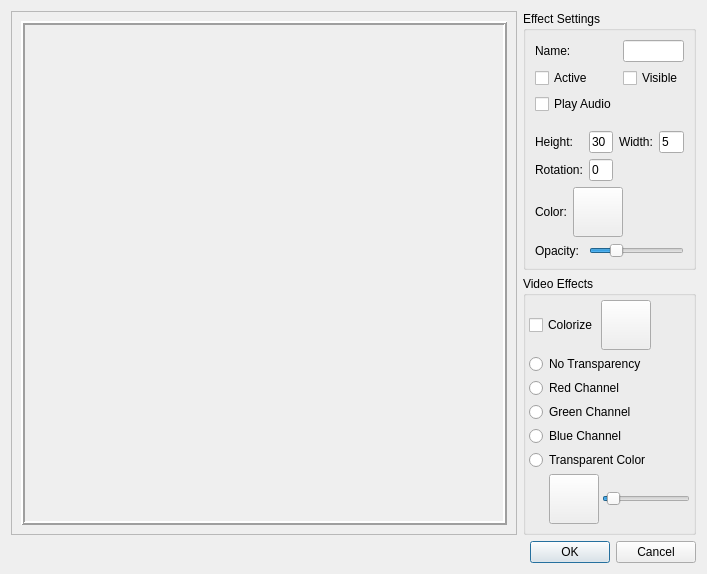
First picture: the form in DMHelper/src/battledialogeffectsettingsobjectvideo.ui, repository MMetze/DMHelper, before the edit.
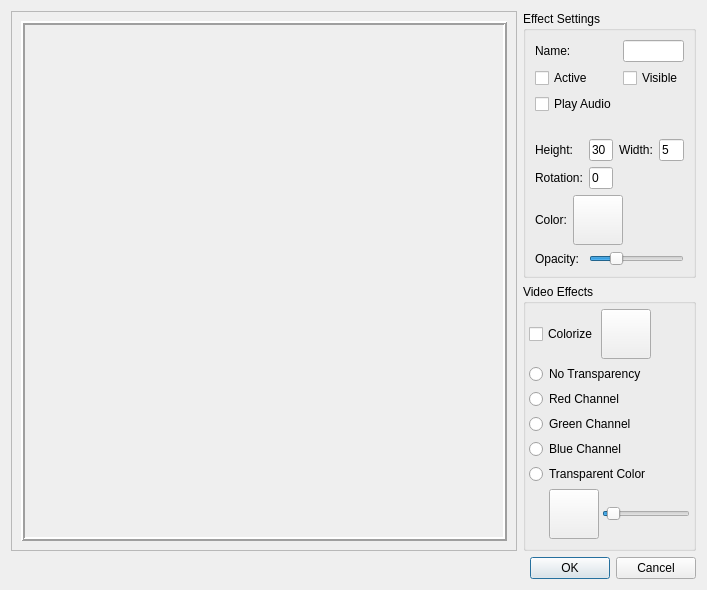
Second picture: the form after the edit. Icons and pictures are not drawn. Custom widgets are drawn as their Qt base class.

Commit message: Fixed colorization checkbox

What changed in the file:
```diff
--- a/DMHelper/src/battledialogeffectsettingsobjectvideo.ui
+++ b/DMHelper/src/battledialogeffectsettingsobjectvideo.ui
@@ -7,7 +7,7 @@
     <x>0</x>
     <y>0</y>
     <width>707</width>
-    <height>574</height>
+    <height>590</height>
    </rect>
   </property>
   <property name="windowTitle">
```
Left out of the diff: 20 changed lines with no effect on the pictures. The commit also changes 2 other files.
